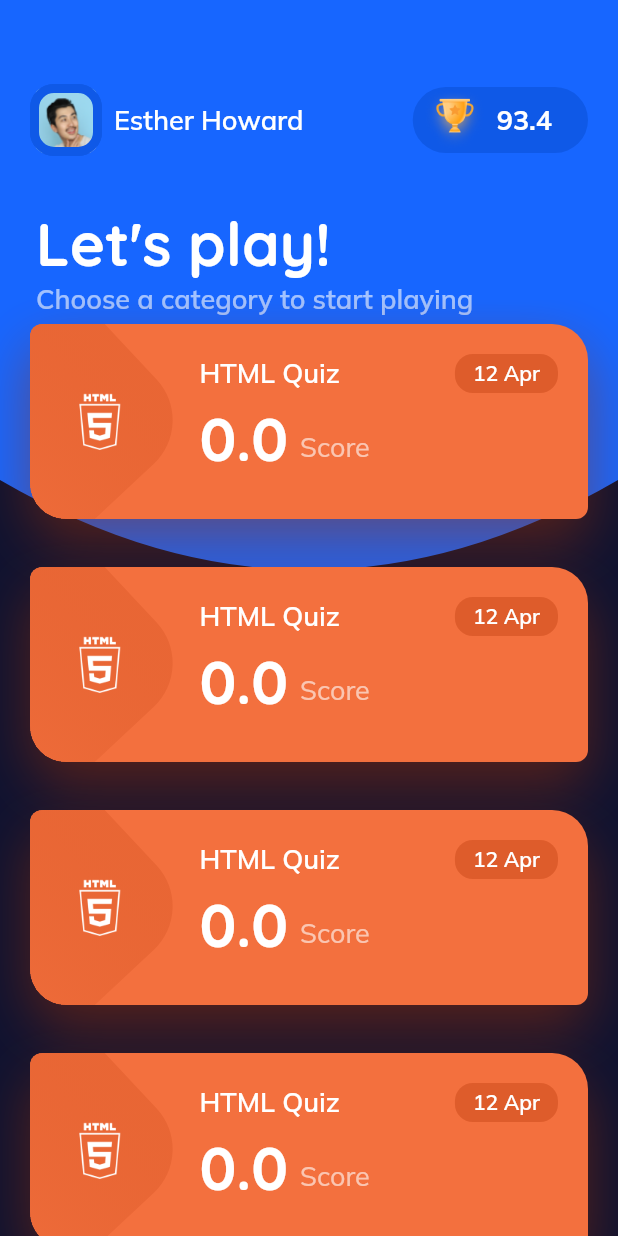
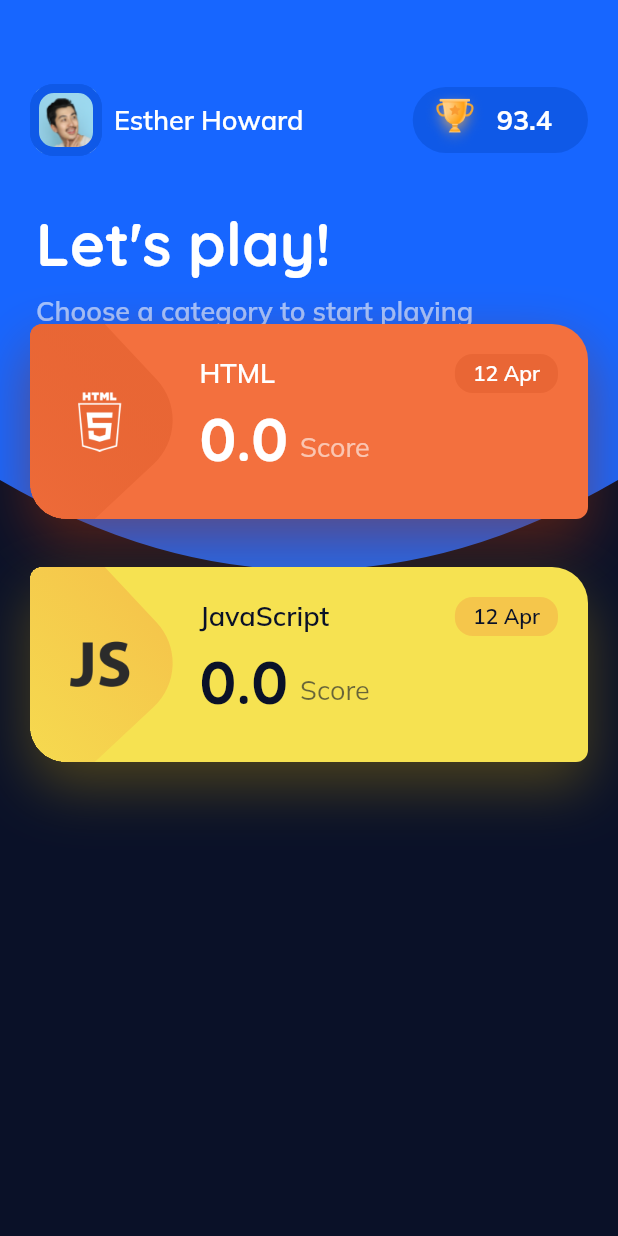
Before and after one commit to andresnascimento/code-quiz, a Flutter app: the screen it shows after launch, on a phone screen of 412 x 824 dp. Run offline on Flutter 3.47's test engine with Material 2 defaults, Android fonts, the phone set to English and light mode, and no system bars; our stand-ins replace google_fonts.

Commit message:
category list widgets

```diff
--- a/lib/models/app_constants.dart
+++ b/lib/models/app_constants.dart
@@ -1,8 +1,20 @@
 import 'package:flutter/material.dart';
 
-const kColorBlack = Color.fromRGBO(14, 18, 48, 1);
+const kColorBlack = Color.fromRGBO(10, 17, 40, 1);
 const kColorPrimary = Color.fromRGBO(23, 102, 255, 1);
 const kColorPrimaryDark = Color.fromRGBO(15, 89, 231, 1);
+
+// CATEGORY COLORS
+
+const kColorYellow = Color.fromRGBO(246, 226, 81, 1);
+const kColorYellowDark = Color.fromRGBO(245, 198, 75, 1);
+const kColorYellowDarker = Color.fromRGBO(172, 137, 11, 1);
+
+const kColorOrange = Color.fromRGBO(243, 112, 62, 1);
+const kColorOrangeDark = Color.fromRGBO(222, 92, 43, 0.5);
+const kColorOrangeDarker = Color.fromRGBO(159, 48, 5, 1);
+
+// TYPOGRAPHY
 
 const kHeaderLg = TextStyle(
   fontSize: 40,
--- a/lib/models/categories_model.dart
+++ b/lib/models/categories_model.dart
@@ -1,19 +1,43 @@
+import '../widgets/category_list_widget.dart';
+import 'app_constants.dart';
+import 'package:flutter/material.dart';
+
 class Category {
-  List _categoriesList = [
-    'BASH',
-    'DevOps',
-    'Docker',
-    'HTML',
-    'JavaScript',
-    'Kubernets',
-    'Laravel',
-    'Linux',
-    'MySQL',
-    'PHP',
-    'WordPress'
+  // List _categoriesList = [
+  //   // 'BASH',
+  //   // 'DevOps',
+  //   // 'Docker',
+  //   'HTML',
+  //   // 'JavaScript',
+  //   // 'Kubernets',
+  //   // 'Laravel',
+  //   // 'Linux',
+  //   // 'MySQL',
+  //   // 'PHP',
+  //   // 'WordPress'
+  // ];
+
+  List<CategoryCard> _categoryList = [
+    CategoryCard(
+      categoryColor: kColorOrange,
+      gradientLight: kColorOrange,
+      gradientDark: kColorOrangeDark,
+      categoryShadow: kColorOrangeDarker.withOpacity(0.5),
+      categoryName: 'HTML',
+      imageName: 'html',
+    ),
+    CategoryCard(
+      categoryColor: kColorYellow,
+      gradientLight: kColorYellow,
+      gradientDark: kColorYellowDark,
+      categoryShadow: kColorYellowDarker.withOpacity(0.4),
+      fontColor: kColorBlack,
+      categoryName: 'JavaScript',
+      imageName: 'javascript',
+    ),
   ];
 
-  List<String> get categoiesList {
-    return [..._categoriesList];
+  List<CategoryCard> get categoryList {
+    return [..._categoryList];
   }
 }
--- a/lib/providers/question_provider.dart
+++ b/lib/providers/question_provider.dart
@@ -6,7 +6,6 @@ import '../models/question_model.dart';
 class Questions with ChangeNotifier {
   List<Question> _questions;
   String _categorySelected;
-  // int _questionsLimit;
 
   int _currentQuestionIndex = 0;
 
@@ -47,7 +46,7 @@ class Questions with ChangeNotifier {
         _questions = quizFromJson(response.body);
         notifyListeners();
 
-        // print(_questions[currentQuestionIndex].answers.toJson());
+        print(_questions[currentQuestionIndex].answers.toJson());
       } else {
         print(response.statusCode);
       }
--- a/lib/screens/home_screen.dart
+++ b/lib/screens/home_screen.dart
@@ -17,8 +17,7 @@ class HomePage extends StatefulWidget {
 }
 
 class _HomePageState extends State<HomePage> {
-  final Category category = Category();
-  final categoryList = Category().categoiesList;
+  // final categoryList = Category();
   ScrollController controller = ScrollController();
   bool closeTopContainer = false;
   double topContainer = 0;
@@ -38,7 +37,7 @@ class _HomePageState extends State<HomePage> {
   @override
   Widget build(BuildContext context) {
     final Size size = MediaQuery.of(context).size;
-    final questionsData = Provider.of<Questions>(context);
+    final category = Category();
     return Scaffold(
       backgroundColor: kColorBlack,
       body: Container(
@@ -53,7 +52,7 @@ class _HomePageState extends State<HomePage> {
                   Expanded(
                     child: ListView.builder(
                       controller: controller,
-                      itemCount: 5,
+                      itemCount: category.categoryList.length,
                       itemBuilder: (context, index) {
                         double scale = 1.0;
                         if (topContainer > 0.2) {
@@ -70,7 +69,7 @@ class _HomePageState extends State<HomePage> {
                           child: Transform(
                             transform: Matrix4.identity()..scale(scale, scale),
                             alignment: Alignment.bottomCenter,
-                            child: CategoryList(),
+                            child: category.categoryList[index],
                           ),
                         );
                       },
--- a/lib/widgets/category_list_widget.dart
+++ b/lib/widgets/category_list_widget.dart
@@ -1,21 +1,46 @@
+import 'package:coding_quiz/providers/question_provider.dart';
 import 'package:flutter/material.dart';
 import 'package:google_fonts/google_fonts.dart';
+import 'package:provider/provider.dart';
 import 'dart:math' as math;
 
 import '../models/app_constants.dart';
 
-class CategoryList extends StatelessWidget {
+class CategoryCard extends StatelessWidget {
+  final Color categoryColor;
+  final Color gradientLight;
+  final Color gradientDark;
+  final Color categoryShadow;
+  final String categoryName;
+  final Color fontColor;
+  final String imageName;
+
+  CategoryCard({
+    this.categoryColor,
+    this.gradientDark,
+    this.gradientLight,
+    this.categoryShadow,
+    this.categoryName,
+    this.fontColor = Colors.white,
+    this.imageName,
+  });
+
   @override
   Widget build(BuildContext context) {
+    final questionsData = Provider.of<Questions>(context);
     double widthContainer = MediaQuery.of(context).size.width - 48;
-    return Container(
+    return GestureDetector(
+      onTap: () {
+        questionsData.selectCategory(categoryName);
+        questionsData.fetchQuestions();
+      },
+      child: Container(
         height: 130,
         clipBehavior: Clip.hardEdge,
         width: widthContainer,
-      // padding: EdgeInsets.all(20),
         margin: EdgeInsets.symmetric(horizontal: 20, vertical: 16.0),
         decoration: BoxDecoration(
-        color: Color.fromRGBO(243, 112, 62, 1),
+          color: categoryColor,
           borderRadius: BorderRadius.only(
             topLeft: Radius.circular(8.0),
             topRight: Radius.circular(24.0),
@@ -24,7 +49,7 @@ class CategoryList extends StatelessWidget {
           ),
           boxShadow: [
             BoxShadow(
-            color: Color.fromRGBO(159, 48, 5, 0.5),
+              color: categoryShadow,
               blurRadius: 32,
               offset: Offset(0, 16),
             )
@@ -52,8 +77,8 @@ class CategoryList extends StatelessWidget {
                               begin: Alignment.topLeft,
                               end: Alignment.topRight,
                               colors: [
-                              Color.fromRGBO(243, 112, 62, 1),
-                              Color.fromRGBO(222, 92, 43, 0.5),
+                                gradientLight,
+                                gradientDark,
                               ],
                             ),
                           ),
@@ -67,7 +92,8 @@ class CategoryList extends StatelessWidget {
                       decoration: BoxDecoration(
                         image: DecorationImage(
                           fit: BoxFit.fitHeight,
-                        image: ExactAssetImage('assets/images/html.png'),
+                          image:
+                              ExactAssetImage('assets/images/$imageName.png'),
                         ),
                       ),
                     ),
@@ -85,35 +111,41 @@ class CategoryList extends StatelessWidget {
                       children: <Widget>[
                         Expanded(
                           child: Text(
-                          'HTML Quiz',
-                          style: GoogleFonts.mulish(textStyle: kTextBody),
+                            categoryName,
+                            style: GoogleFonts.mulish(textStyle: kTextBody)
+                                .copyWith(color: fontColor),
                           ),
                         ),
                         Container(
                           padding:
                               EdgeInsets.symmetric(vertical: 4, horizontal: 12),
                           decoration: BoxDecoration(
-                          color: Color.fromRGBO(222, 92, 43, 1),
+                            color: gradientDark,
                             borderRadius: BorderRadius.circular(12.0),
                           ),
                           child: Text(
                             '12 Apr',
-                          style: GoogleFonts.mulish(textStyle: kTextBodySm),
+                            style: GoogleFonts.mulish(textStyle: kTextBodySm)
+                                .copyWith(color: fontColor),
                           ),
                         )
                       ],
                     ),
                     Row(
                       children: <Widget>[
-                      Text('0.0',
-                          style: GoogleFonts.quicksand(textStyle: kHeaderLg)),
+                        Text(
+                          '0.0',
+                          style: GoogleFonts.quicksand(textStyle: kHeaderLg)
+                              .copyWith(color: fontColor),
+                        ),
                         Container(
                           padding: EdgeInsets.fromLTRB(8, 16, 0, 0),
+                          decoration: BoxDecoration(),
                           child: Text(
                             'Score',
                             style: GoogleFonts.mulish(
                               textStyle: kTextBody.copyWith(
-                              color: Color.fromRGBO(255, 255, 255, 0.6),
+                                color: fontColor.withOpacity(0.6),
                                 fontWeight: FontWeight.normal,
                               ),
                             ),
@@ -127,92 +159,7 @@ class CategoryList extends StatelessWidget {
             )
           ],
         ),
+      ),
     );
-    // Column(
-    //   children: <Widget>[
-    //     Container(
-    //       padding: EdgeInsets.all(20),
-    //       margin: EdgeInsets.all(24),
-    //       decoration: BoxDecoration(
-    //           color: Color.fromRGBO(243, 112, 62, 1),
-    //           borderRadius: BorderRadius.only(
-    //             topLeft: Radius.circular(8.0),
-    //             topRight: Radius.circular(24.0),
-    //             bottomLeft: Radius.circular(24.0),
-    //             bottomRight: Radius.circular(8.0),
-    //           ),
-    //           boxShadow: [
-    //             BoxShadow(
-    //                 color: Color.fromRGBO(159, 48, 5, 0.5),
-    //                 blurRadius: 32,
-    //                 offset: Offset(0, 16))
-    //           ]),
-    //       child: Row(
-    //         children: <Widget>[
-    //           Expanded(
-    //             child: Container(
-    //               height: 40,
-    //               width: 40,
-    //               decoration: BoxDecoration(
-    //                 image: DecorationImage(
-    //                   fit: BoxFit.fitHeight,
-    //                   image: ExactAssetImage('assets/images/html.png'),
-    //                 ),
-    //               ),
-    //             ),
-    //           ),
-    //           Expanded(
-    //             flex: 2,
-    //             child: Column(
-    //               crossAxisAlignment: CrossAxisAlignment.stretch,
-    //               children: <Widget>[
-    //                 Row(
-    //                   children: <Widget>[
-    //                     Expanded(
-    //                       child: Text(
-    //                         'HTML Quiz',
-    //                         style: GoogleFonts.mulish(textStyle: kTextBody),
-    //                       ),
-    //                     ),
-    //                     Container(
-    //                       padding:
-    //                           EdgeInsets.symmetric(vertical: 4, horizontal: 12),
-    //                       decoration: BoxDecoration(
-    //                         color: Color.fromRGBO(222, 92, 43, 1),
-    //                         borderRadius: BorderRadius.circular(12.0),
-    //                       ),
-    //                       child: Text(
-    //                         '12 Apr',
-    //                         style: GoogleFonts.mulish(textStyle: kTextBodySm),
-    //                       ),
-    //                     )
-    //                   ],
-    //                 ),
-    //                 Row(
-    //                   children: <Widget>[
-    //                     Text('0.0',
-    //                         style: GoogleFonts.quicksand(textStyle: kHeaderLg)),
-    //                     Container(
-    //                       padding: EdgeInsets.fromLTRB(8, 16, 0, 0),
-    //                       child: Text(
-    //                         'Score',
-    //                         style: GoogleFonts.mulish(
-    //                           textStyle: kTextBody.copyWith(
-    //                             color: Color.fromRGBO(255, 255, 255, 0.6),
-    //                             fontWeight: FontWeight.normal,
-    //                           ),
-    //                         ),
-    //                       ),
-    //                     ),
-    //                   ],
-    //                 ),
-    //               ],
-    //             ),
-    //           ),
-    //         ],
-    //       ),
-    //     ),
-    //   ],
-    // );
   }
 }
--- a/lib/widgets/home_title_widget.dart
+++ b/lib/widgets/home_title_widget.dart
@@ -31,6 +31,7 @@ class HomeScreenTitle extends StatelessWidget {
                       'Let\'s play!',
                       style: GoogleFonts.quicksand(textStyle: kHeaderLg),
                     ),
+                    SizedBox(height: 8.0),
                     Text(
                       'Choose a category to start playing',
                       style: GoogleFonts.mulish(
```
Also changed, not shown: assets/images/html.png, assets/images/javascript.png (added). Lines whose indentation alone changed are shown as unchanged.
